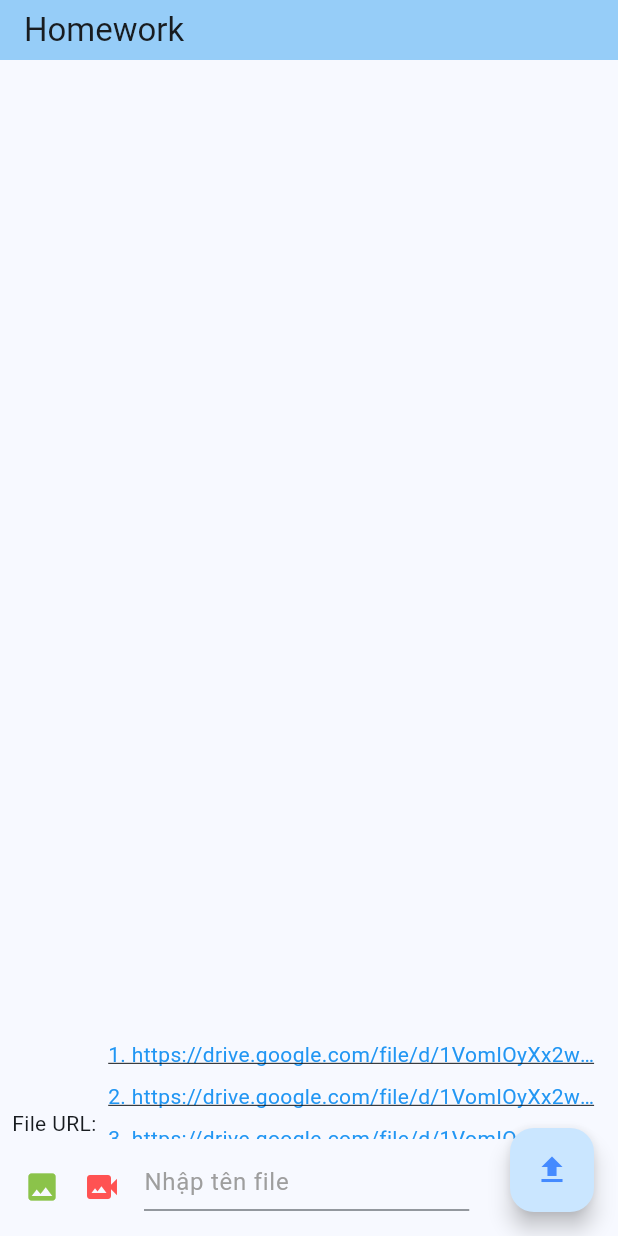
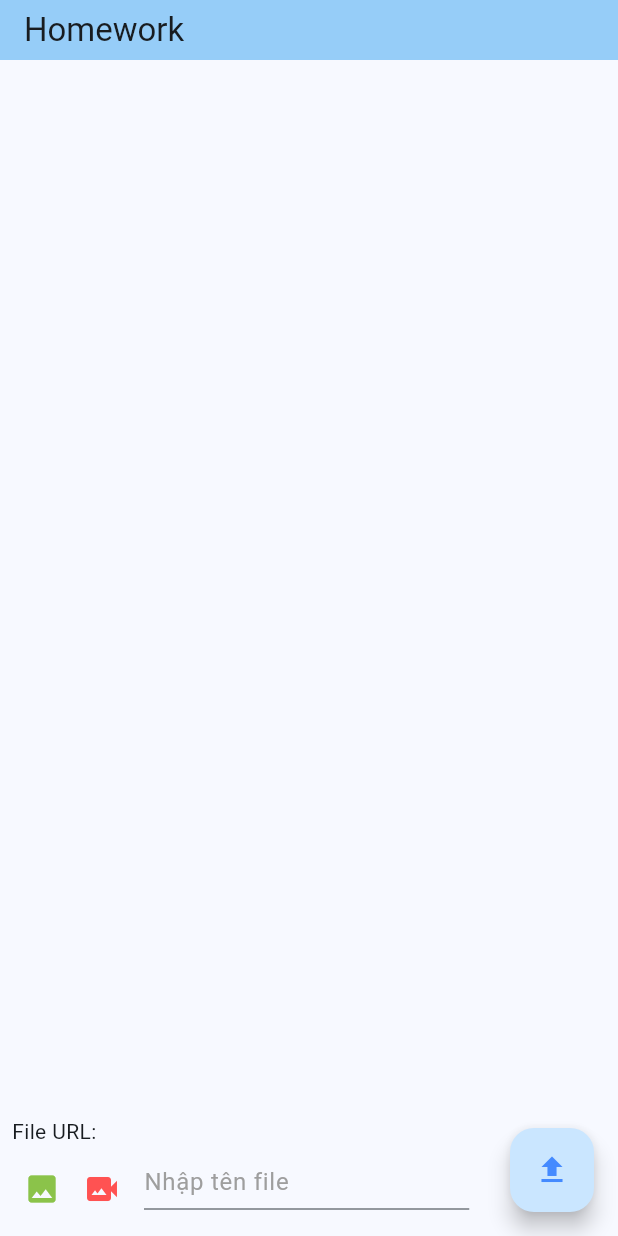
Before and after one commit to khanhkk96/ImagePdfApp, a Flutter app: the screen it shows after launch, on a phone screen of 412 x 824 dp. Run offline on Flutter 3.47's test engine with Material 3 defaults, Android fonts, the phone set to English and light mode, and no system bars; our stand-ins replace flutter_image_compress, fluttertoast, google_sign_in, image_picker; missing offline and left inert: googleapis, video_compress, video_thumbnail.

Commit message:
khanhkk_update textField

```diff
--- a/lib/main.dart
+++ b/lib/main.dart
@@ -52,12 +52,7 @@ class _MyHomePageState extends State<MyHomePage> {
   List<XFile> videos = [];
 
   //uploaded file urls
-  List<String> fileUrls = [
-    'https://drive.google.com/file/d/1VomIOyXx2w056kRZnfxjw2aOL1m4ArU6/view',
-    'https://drive.google.com/file/d/1VomIOyXx2w056kRZnfxjw2aOL1m4ArU6/view',
-    'https://drive.google.com/file/d/1VomIOyXx2w056kRZnfxjw2aOL1m4ArU6/view',
-    'https://drive.google.com/file/d/1VomIOyXx2w056kRZnfxjw2aOL1m4ArU6/view'
-  ];
+  List<String> fileUrls = [];
   late String filename = '';
   final _textController = TextEditingController();
   final _focusNode = FocusNode();
@@ -231,7 +226,7 @@ class _MyHomePageState extends State<MyHomePage> {
   @override
   Widget build(BuildContext context) {
     return Scaffold(
-      resizeToAvoidBottomInset: false,
+      resizeToAvoidBottomInset: true,
       appBar: AppBar(
         toolbarHeight: 40,
         backgroundColor: Theme.of(context).colorScheme.inversePrimary,
@@ -243,7 +238,7 @@ class _MyHomePageState extends State<MyHomePage> {
             crossAxisAlignment: CrossAxisAlignment.start,
             children: [
               Expanded(
-                  flex: 10,
+                  flex: 11,
                   child: Container(
                     margin: const EdgeInsets.all(8),
                     // Set top and left margins
@@ -312,12 +307,11 @@ class _MyHomePageState extends State<MyHomePage> {
                 ],
               ),
               Flexible(
-                  flex: 1,
+                  // flex: 1,
                   child: Row(
                 children: [
                   Container(
-                        margin: const EdgeInsets.only(left: 8),
-                        // width: 40,
+                    margin: const EdgeInsets.only(left: 8, top: 8),
                     // Set top and left margins
                     child: SizedBox(
                       height: 40,
@@ -332,8 +326,7 @@ class _MyHomePageState extends State<MyHomePage> {
                     ),
                   ),
                   Container(
-                        margin: const EdgeInsets.all(0),
-                        // width: 40,
+                    margin: const EdgeInsets.only(top: 8),
                     // Set top and left margins
                     child: SizedBox(
                       height: 40,
@@ -348,9 +341,8 @@ class _MyHomePageState extends State<MyHomePage> {
                     ),
                   ),
                   Container(
-                          margin: const EdgeInsets.only(left: 8),
-                          child: SizedBox(
-                            height: MediaQuery.of(context).size.height,
+                      margin: const EdgeInsets.only(left: 8, bottom: 4),
+                      height: 40,
                       width: MediaQuery.of(context).size.width / 1.9,
                       child: TextField(
                         controller: _textController,
@@ -358,7 +350,8 @@ class _MyHomePageState extends State<MyHomePage> {
                         decoration: const InputDecoration(
                           hintText: 'Nhập tên file',
                           hintStyle: TextStyle(color: Colors.grey),
-                                  contentPadding: EdgeInsets.only(top: 10)),
+                          contentPadding: EdgeInsets.only(bottom: 4),
+                        ),
                         autofocus: false,
                         onTapOutside: (e) {
                           FocusScope.of(context).unfocus();
@@ -367,7 +360,6 @@ class _MyHomePageState extends State<MyHomePage> {
                           filename = text;
                           setState(() {});
                         },
-                            ),
                       ))
                 ],
               ))
```
Lines whose indentation alone changed are shown as unchanged.
